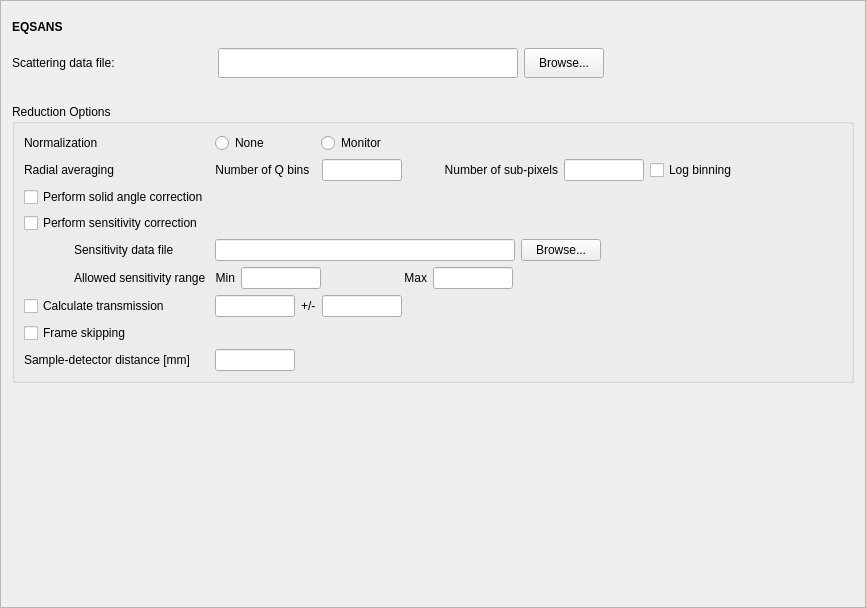
mantidproject/mantid, file Code/Mantid/Scripts/Interface/ui/sns_data_summary.ui: the form before one commit.
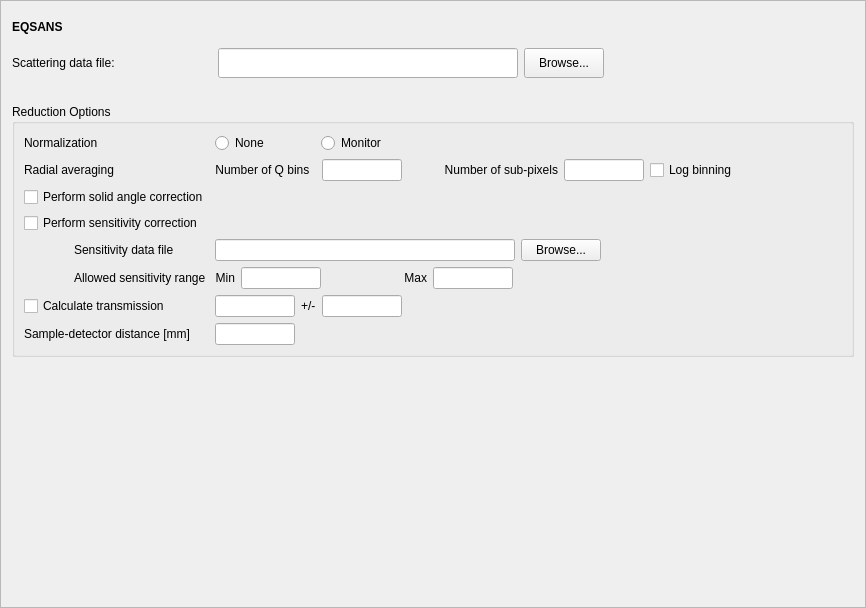
The form after the commit.

Commit message: Removed frame-skipping option from the UI and command set (no longer needed) Re #2471

Patch:
```diff
--- a/Code/Mantid/Scripts/Interface/ui/sns_data_summary.ui
+++ b/Code/Mantid/Scripts/Interface/ui/sns_data_summary.ui
@@ -672,26 +672,13 @@
          </layout>
         </item>
         <item row="7" column="0">
-         <widget class="QCheckBox" name="frame_skipping_chk">
-          <property name="toolTip">
-           <string>Select to assume frame-skipping during reduction.</string>
-          </property>
-          <property name="text">
-           <string>Frame skipping</string>
-          </property>
-          <property name="checked">
-           <bool>false</bool>
-          </property>
-         </widget>
-        </item>
-        <item row="8" column="0">
          <widget class="QLabel" name="sampleDetectorDistanceMmLabel">
           <property name="text">
            <string>Sample-detector distance [mm]</string>
           </property>
          </widget>
         </item>
-        <item row="8" column="1">
+        <item row="7" column="1">
          <widget class="QLineEdit" name="sample_dist_edit">
           <property name="sizePolicy">
            <sizepolicy hsizetype="Expanding" vsizetype="Fixed">
```
The commit also changes 4 other files.
